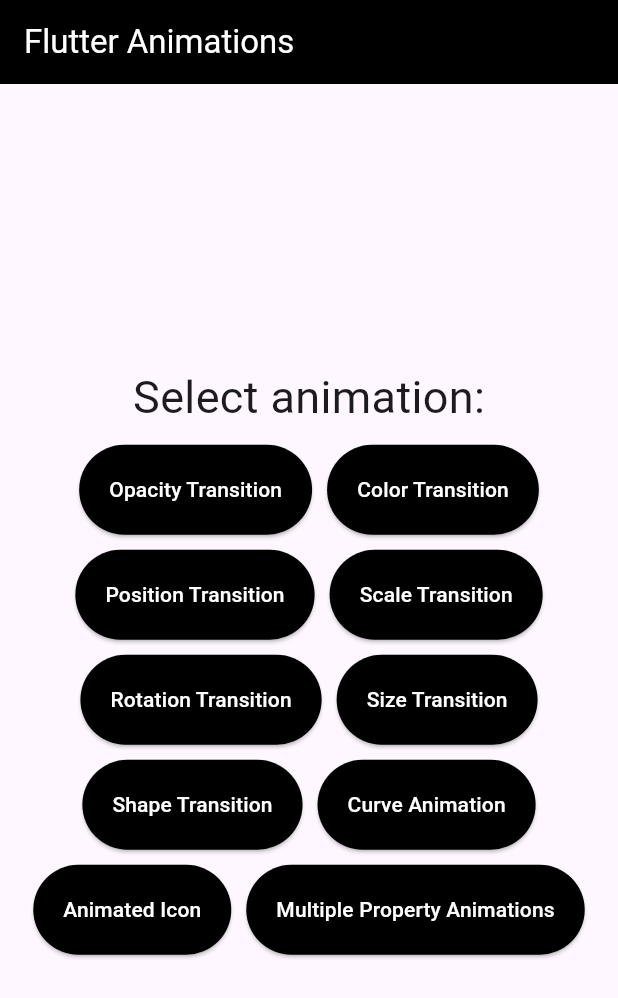
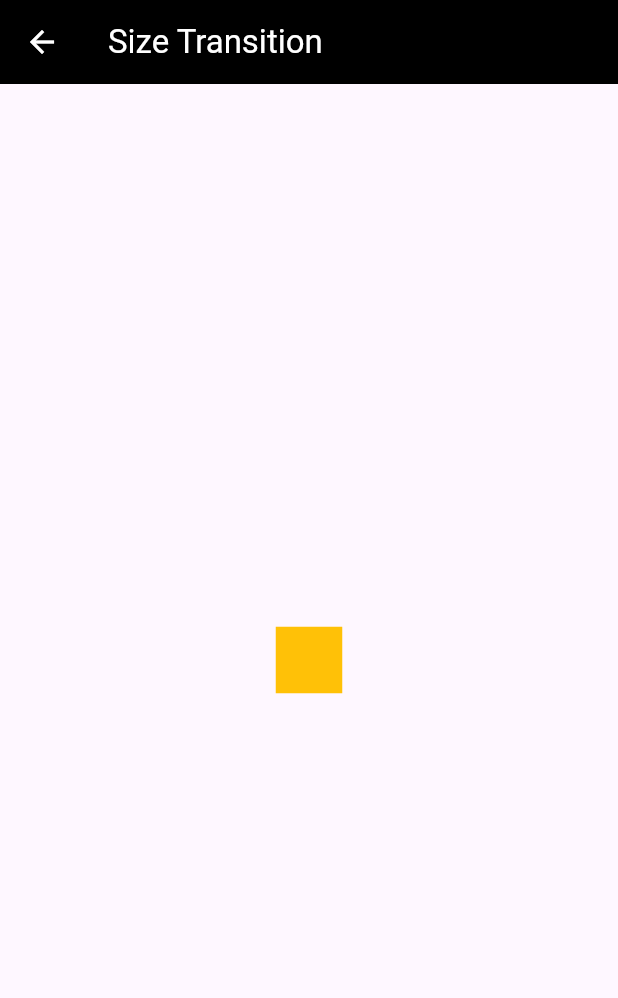
Before and after one commit to mernaislam/Flutter-Animations-pt2, a Flutter app: the screen it shows after launch, after a tap on "Size Transition", on a phone screen of 412 x 824 dp. Shown: the top 998 px of the screen. Run offline on Flutter 3.47's test engine with Material 3 defaults, Android fonts, the light colour scheme and no system bars.

Commit message:
feat: Add Size Transition

```diff
--- a/flutter_animations_pt2/lib/main.dart
+++ b/flutter_animations_pt2/lib/main.dart
@@ -5,6 +5,7 @@
 import 'package:flutter_animations_pt2/screens/position_transition_screen.dart';
 import 'package:flutter_animations_pt2/screens/rotation_transition_screen.dart';
 import 'package:flutter_animations_pt2/screens/scale_transition.dart';
+import 'package:flutter_animations_pt2/screens/size_transition_screen.dart';
 
 void main() {
   runApp(const AnimationsApp());
@@ -25,6 +26,7 @@
         PositionTransitionScreen.id :(context) => const PositionTransitionScreen(),
         ScaleTransitionScreen.id :(context) => const ScaleTransitionScreen(),
         RotationTransitionScreen.id :(context) => const RotationTransitionScreen(),
+        SizeTransitionScreen.id :(context) => const SizeTransitionScreen(),
       },
       initialRoute: HomeScreen.id,
     );
--- a/flutter_animations_pt2/lib/screens/home_screen.dart
+++ b/flutter_animations_pt2/lib/screens/home_screen.dart
@@ -4,6 +4,7 @@
 import 'package:flutter_animations_pt2/screens/position_transition_screen.dart';
 import 'package:flutter_animations_pt2/screens/rotation_transition_screen.dart';
 import 'package:flutter_animations_pt2/screens/scale_transition.dart';
+import 'package:flutter_animations_pt2/screens/size_transition_screen.dart';
 
 class HomeScreen extends StatelessWidget {
   const HomeScreen({super.key});
@@ -18,7 +19,7 @@
       PositionTransitionScreen.id,
       ScaleTransitionScreen.id,
       RotationTransitionScreen.id,
-      'Size Transition',
+      SizeTransitionScreen.id,
       'Shape Transition',
       'Curve Animation',
       'Animated Icon',
--- /dev/null
+++ b/flutter_animations_pt2/lib/screens/size_transition_screen.dart
@@ -0,0 +1,36 @@
+import 'package:flutter/material.dart';
+
+class SizeTransitionScreen extends StatelessWidget {
+  const SizeTransitionScreen({super.key});
+
+  static const id = 'Size Transition';
+  @override
+  Widget build(BuildContext context) {
+     return Scaffold(
+      appBar: AppBar(
+        title: const Text(id),
+        backgroundColor: Colors.black,
+        foregroundColor: Colors.white,
+      ),
+      body: TweenAnimationBuilder(
+        tween: Tween<double>(
+          begin: 0,
+          end: 400,
+        ),
+        curve: Curves.easeIn,
+        duration: const Duration(
+          seconds: 4,
+        ),
+        builder: (context, value, child) {
+          return Center(
+            child: Container(
+              height: value,
+              width: value,
+              color: Colors.amber,
+            ),
+          );
+        },
+      ),
+    );
+  }
+}
```
